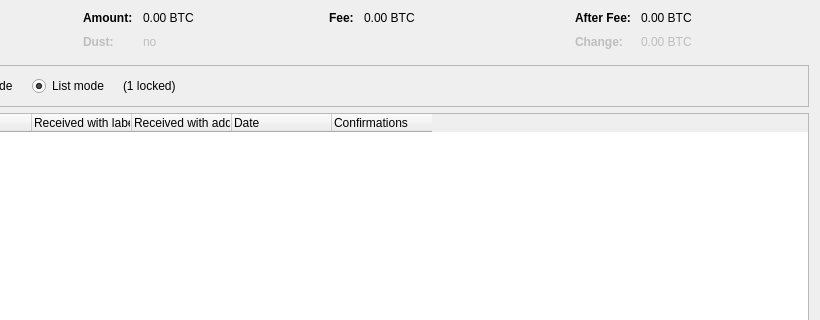
This is src/qt/forms/coincontroldialog.ui in vtsxking/ignitecoin as Qt 5 draws it before an edit; both pictures show x 180 to 1000 and y 0 to 320 of the 1000 by 500 pixel window. The edited form follows.
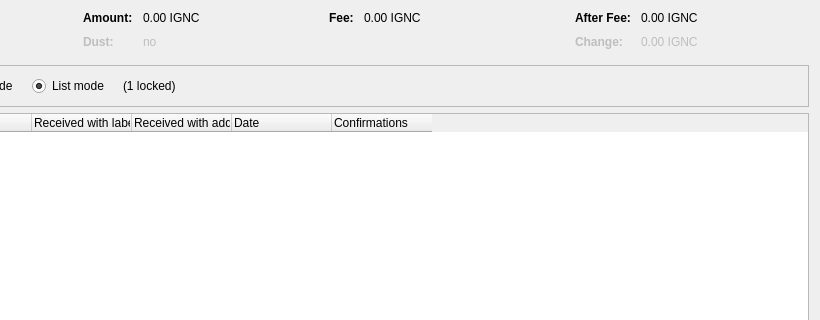
This is the edited form. Custom widgets are drawn as their Qt base class.

Commit message: changed btc to ignc for all files

Patch:
```diff
--- a/src/qt/forms/coincontroldialog.ui
+++ b/src/qt/forms/coincontroldialog.ui
@@ -132,7 +132,7 @@
           <enum>Qt::ActionsContextMenu</enum>
          </property>
          <property name="text">
-          <string notr="true">0.00 BTC</string>
+          <string notr="true">0.00 IGNC</string>
          </property>
          <property name="textInteractionFlags">
           <set>Qt::LinksAccessibleByMouse|Qt::TextSelectableByKeyboard|Qt::TextSelectableByMouse</set>
@@ -212,7 +212,7 @@
           <enum>Qt::ActionsContextMenu</enum>
          </property>
          <property name="text">
-          <string notr="true">0.00 BTC</string>
+          <string notr="true">0.00 IGNC</string>
          </property>
          <property name="textInteractionFlags">
           <set>Qt::LinksAccessibleByMouse|Qt::TextSelectableByKeyboard|Qt::TextSelectableByMouse</set>
@@ -257,7 +257,7 @@
           <enum>Qt::ActionsContextMenu</enum>
          </property>
          <property name="text">
-          <string notr="true">0.00 BTC</string>
+          <string notr="true">0.00 IGNC</string>
          </property>
          <property name="textInteractionFlags">
           <set>Qt::LinksAccessibleByMouse|Qt::TextSelectableByKeyboard|Qt::TextSelectableByMouse</set>
@@ -292,7 +292,7 @@
           <enum>Qt::ActionsContextMenu</enum>
          </property>
          <property name="text">
-          <string notr="true">0.00 BTC</string>
+          <string notr="true">0.00 IGNC</string>
          </property>
          <property name="textInteractionFlags">
           <set>Qt::LinksAccessibleByMouse|Qt::TextSelectableByKeyboard|Qt::TextSelectableByMouse</set>
```
The commit also changes 106 other files.
